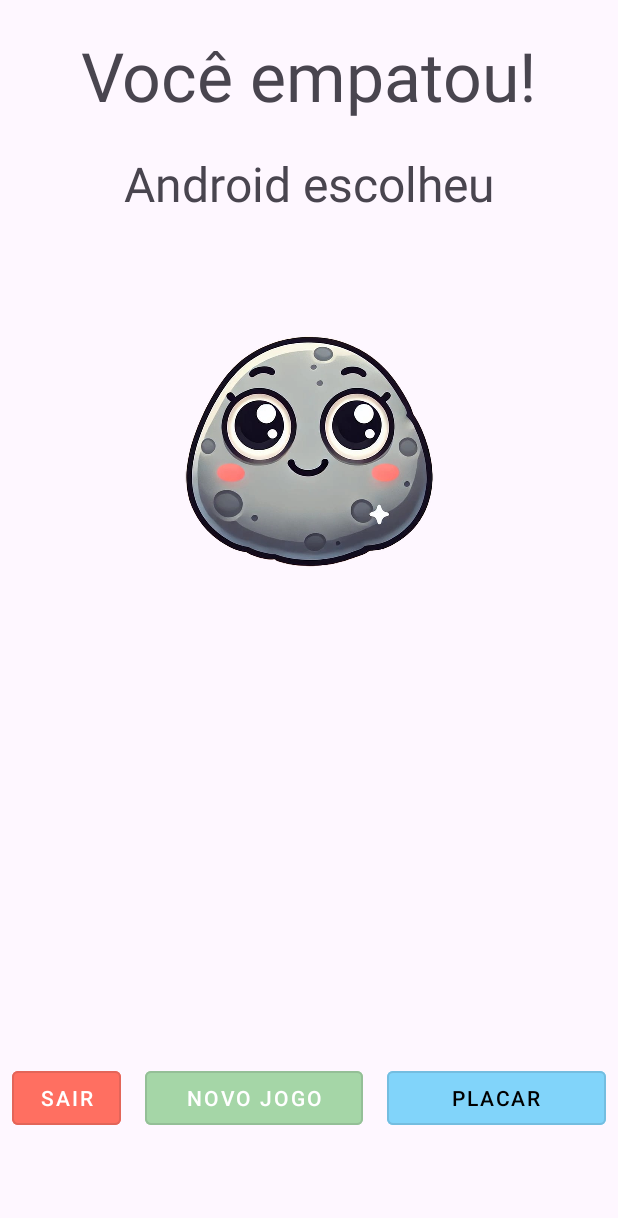
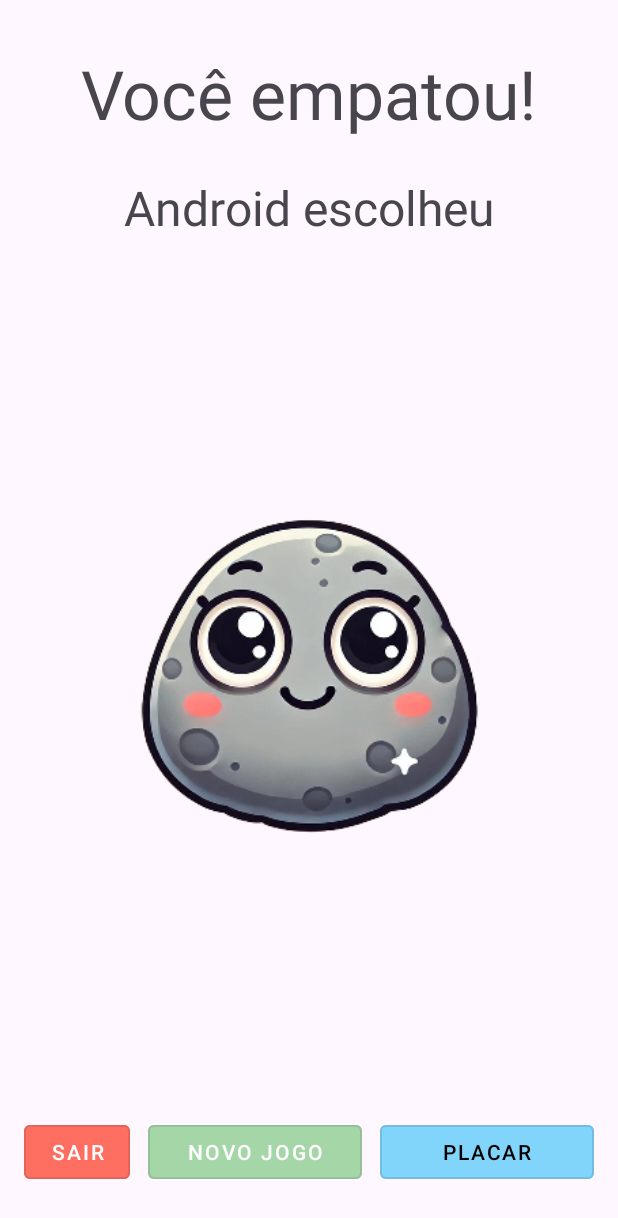
Before and after one commit to renatocouto1867/Renato_PedraPapelTesoura, an Android app: the fragment ResultadoFragment placed in its activity, on a phone screen of 412 x 824 dp. Shown: the top 1218 px of the screen. Run offline under Robolectric (Android 15) with nearby library versions, the phone set to English and light mode, and no system bars.

Commit message:
final 27-01-2025

```diff
--- a/app/src/main/java/com/example/renato_pedrapapeltesoura/ui/placar/PlacarViewModel.java
+++ b/app/src/main/java/com/example/renato_pedrapapeltesoura/ui/placar/PlacarViewModel.java
@@ -1,4 +1,7 @@
 package com.example.renato_pedrapapeltesoura.ui.placar;
+
+import android.app.Activity;
+import android.content.Context;
 
 import androidx.lifecycle.LiveData;
 import androidx.lifecycle.MutableLiveData;
@@ -22,5 +25,8 @@ public class PlacarViewModel extends ViewModel {
     public LiveData<Jogo> retornaJogo() {
         return jogo;
     }
+    public void zerar(Context context){
+        Auxiliar.zerarJogo(context);
+    }
 
 }
--- a/app/src/main/java/com/example/renato_pedrapapeltesoura/ui/resultado/ResultadoFragment.java
+++ b/app/src/main/java/com/example/renato_pedrapapeltesoura/ui/resultado/ResultadoFragment.java
@@ -1,6 +1,8 @@
 package com.example.renato_pedrapapeltesoura.ui.resultado;
 
 import android.os.Bundle;
+import android.os.Handler;
+import android.os.Looper;
 import android.view.LayoutInflater;
 import android.view.View;
 import android.view.ViewGroup;
@@ -15,12 +17,13 @@ import com.example.renato_pedrapapeltesoura.ui.placar.PlacarFragment;
 public class ResultadoFragment extends Fragment {
     private static final String ARG_VENCEDOR = "vencedor";
     private static final String ARG_ESCOLHA_ANDROID = "escolhaAndroid";
+    private final Handler handler;
     private FragmentResultadoBinding binding;
     private int vencedor;
     private int escolhaAndroid;
 
     public ResultadoFragment() {
-
+        handler = new Handler(Looper.getMainLooper());
     }
 
     public static ResultadoFragment newInstance(int vencedor, int escolhaAndroid) {
@@ -29,6 +32,7 @@ public class ResultadoFragment extends Fragment {
         args.putInt(ARG_VENCEDOR, vencedor);
         args.putInt(ARG_ESCOLHA_ANDROID, escolhaAndroid);
         fragment.setArguments(args);
+
         return fragment;
     }
 
@@ -49,11 +53,23 @@ public class ResultadoFragment extends Fragment {
 
         binding = FragmentResultadoBinding.inflate(inflater, container, false);
 
+        exibeProgresseBar();
         exibeResultado();
         configuraClick();
 
         return binding.getRoot();
     }
+
+    private void exibeProgresseBar() {
+        handler.postDelayed(new Runnable() {
+            @Override
+            public void run() {
+                binding.progressContainer.setVisibility(View.GONE);
+                binding.layoutTela.setVisibility(View.VISIBLE);
+            }
+        }, 1000);
+    }
+
 
     private void configuraClick() {
         binding.buttonNovoJogo.setOnClickListener(view -> {
--- a/app/src/main/res/layout/fragment_resultado.xml
+++ b/app/src/main/res/layout/fragment_resultado.xml
@@ -1,74 +1,113 @@
 <?xml version="1.0" encoding="utf-8"?>
-<androidx.constraintlayout.widget.ConstraintLayout
-    xmlns:android="http://schemas.android.com/apk/res/android"
+<androidx.constraintlayout.widget.ConstraintLayout xmlns:android="http://schemas.android.com/apk/res/android"
     xmlns:app="http://schemas.android.com/apk/res-auto"
     xmlns:tools="http://schemas.android.com/tools"
     android:layout_width="match_parent"
     android:layout_height="match_parent"
     tools:context=".ui.resultado.ResultadoFragment">
 
+    <!-- ProgressBar -->
+    <androidx.constraintlayout.widget.ConstraintLayout
+        android:id="@+id/progress_container"
+        android:layout_width="match_parent"
+        android:layout_height="match_parent"
+        android:visibility="visible"
+        tools:visibility="gone">
+
+        <ProgressBar
+            android:id="@+id/progress_circular"
+            style="@android:style/Widget.ProgressBar.Large"
+            android:layout_width="wrap_content"
+            android:layout_height="wrap_content"
+            app:layout_constraintBottom_toBottomOf="parent"
+            app:layout_constraintEnd_toEndOf="parent"
+            app:layout_constraintStart_toStartOf="parent"
+            app:layout_constraintTop_toTopOf="parent" />
+
+        <TextView
+            android:id="@+id/text_loading"
+            android:layout_width="wrap_content"
+            android:layout_height="wrap_content"
+            android:layout_marginTop="16dp"
+            android:text="@string/aguarde"
+            android:textAppearance="@style/TextAppearance.Material3.BodyLarge"
+            app:layout_constraintEnd_toEndOf="parent"
+            app:layout_constraintStart_toStartOf="parent"
+            app:layout_constraintTop_toBottomOf="@id/progress_circular" />
+
+    </androidx.constraintlayout.widget.ConstraintLayout>
+
+    <!-- Conteúdo Principal -->
+    <androidx.constraintlayout.widget.ConstraintLayout
+        android:id="@+id/layout_tela"
+        android:layout_width="match_parent"
+        android:layout_height="match_parent"
+        android:visibility="gone"
+        tools:visibility="visible">
 
         <TextView
             android:id="@+id/textViewResultado"
             android:layout_width="wrap_content"
             android:layout_height="wrap_content"
-        android:paddingTop="20dp"
+            android:layout_marginTop="32dp"
             android:text="Você perdeu!"
             android:textAppearance="@style/TextAppearance.Material3.DisplayMedium"
             app:layout_constraintEnd_toEndOf="parent"
             app:layout_constraintStart_toStartOf="parent"
             app:layout_constraintTop_toTopOf="parent" />
 
-
         <TextView
             android:id="@+id/textView2"
             android:layout_width="wrap_content"
             android:layout_height="wrap_content"
-        android:layout_marginTop="20dp"
+            android:layout_marginTop="24dp"
             android:text="Android escolheu"
             android:textAppearance="@style/TextAppearance.Material3.HeadlineLarge"
             app:layout_constraintEnd_toEndOf="parent"
             app:layout_constraintStart_toStartOf="parent"
             app:layout_constraintTop_toBottomOf="@id/textViewResultado" />
 
-
         <ImageView
             android:id="@+id/imageViewResultado"
-        android:layout_width="wrap_content"
-        android:layout_height="wrap_content"
-        android:layout_marginTop="30dp"
+            android:layout_width="0dp"
+            android:layout_height="0dp"
+            android:layout_marginHorizontal="32dp"
+            android:layout_marginTop="32dp"
+            android:layout_marginBottom="32dp"
+            android:contentDescription="Escolha do Android"
+            android:scaleType="fitCenter"
             android:src="@drawable/papel"
+            app:layout_constraintBottom_toTopOf="@id/linearLayout2"
             app:layout_constraintEnd_toEndOf="parent"
             app:layout_constraintStart_toStartOf="parent"
             app:layout_constraintTop_toBottomOf="@id/textView2" />
 
-
         <LinearLayout
+            android:id="@+id/linearLayout2"
             android:layout_width="match_parent"
             android:layout_height="wrap_content"
-        android:layout_marginTop="20dp"
-        android:layout_marginBottom="60dp"
+            android:layout_marginHorizontal="16dp"
+            android:layout_marginBottom="32dp"
             android:orientation="horizontal"
-        app:layout_constraintBottom_toBottomOf="parent"
-        app:layout_constraintEnd_toEndOf="parent"
-        app:layout_constraintStart_toStartOf="parent">
+            app:layout_constraintBottom_toBottomOf="parent">
 
             <com.google.android.material.button.MaterialButton
                 android:id="@+id/buttonSair"
                 style="@style/Widget.MaterialComponents.Button.OutlinedButton"
                 android:layout_width="0dp"
                 android:layout_height="wrap_content"
-            android:layout_margin="8dp"
+                android:layout_marginEnd="8dp"
                 android:layout_weight="1"
                 android:backgroundTint="@color/vermelho_pastel"
                 android:text="@string/sair"
                 android:textColor="@color/texto_branco" />
+
             <com.google.android.material.button.MaterialButton
                 android:id="@+id/buttonNovoJogo"
                 style="@style/Widget.MaterialComponents.Button.OutlinedButton"
                 android:layout_width="0dp"
                 android:layout_height="wrap_content"
-            android:layout_margin="8dp"
+                android:layout_marginHorizontal="4dp"
                 android:layout_weight="2"
                 android:backgroundTint="@color/verde_claro"
                 android:text="@string/novo_jogo"
@@ -79,7 +118,7 @@
                 style="@style/Widget.MaterialComponents.Button.OutlinedButton"
                 android:layout_width="0dp"
                 android:layout_height="wrap_content"
-            android:layout_margin="8dp"
+                android:layout_marginStart="8dp"
                 android:layout_weight="2"
                 android:backgroundTint="@color/azul_claro"
                 android:text="@string/placar"
@@ -88,3 +127,5 @@
         </LinearLayout>
 
     </androidx.constraintlayout.widget.ConstraintLayout>
+
+</androidx.constraintlayout.widget.ConstraintLayout>
--- a/app/src/main/res/values/strings.xml
+++ b/app/src/main/res/values/strings.xml
@@ -23,4 +23,7 @@
     <string name="ninguem_ganhou">Ninguém ganhou!</string>
     <string name="sair">Sair</string>
     <string name="diginte_seu_nome">Diginte seu nome!</string>
+    <string name="aguarde">Aguarde...</string>
+    <string name="jogar">Jogar</string>
+    <string name="zera">Zera</string>
 </resources>
```
Also changed, not shown: app/src/main/java/com/example/renato_pedrapapeltesoura/model/auxiliar/Auxiliar.java (+4 -6 lines), app/src/main/java/com/example/renato_pedrapapeltesoura/ui/placar/PlacarFragment.java (+9 -2 lines), app/src/main/res/layout/fragment_incial.xml (+21 -6 lines), app/src/main/res/layout/fragment_placar.xml (+15 -2 lines). Lines whose indentation alone changed are shown as unchanged.
